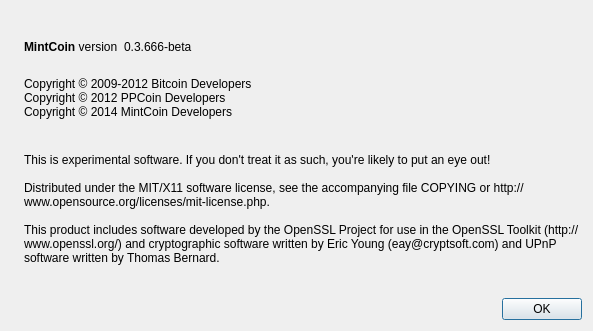
Qt form src/qt/forms/aboutdialog.ui (kumacoinproject/kumacoin) before a commit.
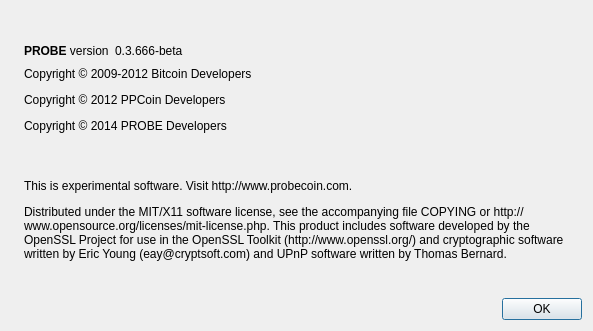
The same form after that commit. Icons and pictures are not drawn.

Commit message: Stylesheet updates to fix colors on some screens, PROBE name updates, KGW backout at block 8600

```diff
--- a/src/qt/forms/aboutdialog.ui
+++ b/src/qt/forms/aboutdialog.ui
@@ -50,7 +50,7 @@
           <cursorShape>IBeamCursor</cursorShape>
          </property>
          <property name="text">
-          <string>&lt;b&gt;MintCoin&lt;/b&gt; version</string>
+          <string>&lt;b&gt;PROBE&lt;/b&gt; version</string>
          </property>
          <property name="textInteractionFlags">
           <set>Qt::LinksAccessibleByMouse|Qt::TextSelectableByKeyboard|Qt::TextSelectableByMouse</set>
@@ -91,11 +91,7 @@
         <cursorShape>IBeamCursor</cursorShape>
        </property>
        <property name="text">
-        <string>
-Copyright © 2009-2012 Bitcoin Developers
-Copyright © 2012 PPCoin Developers
-Copyright © 2014 MintCoin Developers
-</string>
+        <string>&lt;html&gt;&lt;head/&gt;&lt;body&gt;&lt;p&gt;Copyright © 2009-2012 Bitcoin Developers&lt;/p&gt;&lt;p&gt;Copyright © 2012 PPCoin Developers&lt;/p&gt;&lt;p&gt;Copyright © 2014 PROBE Developers&lt;/p&gt;&lt;p&gt;&lt;br/&gt;&lt;/p&gt;&lt;/body&gt;&lt;/html&gt;</string>
        </property>
        <property name="textInteractionFlags">
         <set>Qt::LinksAccessibleByMouse|Qt::TextSelectableByKeyboard|Qt::TextSelectableByMouse</set>
@@ -108,12 +104,7 @@
         <cursorShape>IBeamCursor</cursorShape>
        </property>
        <property name="text">
-        <string>
-This is experimental software. If you don't treat it as such, you're likely to put an eye out!
-
-Distributed under the MIT/X11 software license, see the accompanying file COPYING or http://www.opensource.org/licenses/mit-license.php.
-
-This product includes software developed by the OpenSSL Project for use in the OpenSSL Toolkit (http://www.openssl.org/) and cryptographic software written by Eric Young (eay@cryptsoft.com) and UPnP software written by Thomas Bernard.</string>
+        <string>&lt;html&gt;&lt;head/&gt;&lt;body&gt;&lt;p&gt;This is experimental software. Visit http://www.probecoin.com.&lt;/p&gt;&lt;p&gt;Distributed under the MIT/X11 software license, see the accompanying file COPYING or http://www.opensource.org/licenses/mit-license.php.  This product includes software developed by the OpenSSL Project for use in the OpenSSL Toolkit (http://www.openssl.org/) and cryptographic software written by Eric Young (eay@cryptsoft.com) and UPnP software written by Thomas Bernard.&lt;/p&gt;&lt;/body&gt;&lt;/html&gt;</string>
        </property>
        <property name="wordWrap">
         <bool>true</bool>
```
Left out of the diff: 5 changed lines with no effect on the pictures. The commit also changes 16 other files.
